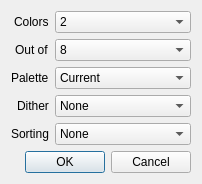
Qt form src/quantizedialog.ui (Vesuri/excellence) before a commit.
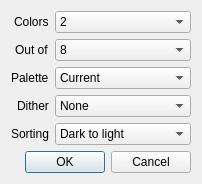
The same form after that commit.

```diff
--- a/src/quantizedialog.ui
+++ b/src/quantizedialog.ui
@@ -96,7 +96,6 @@
      </item>
      <item row="4" column="1">
       <widget class="QComboBox" name="comboBoxSorting">
-       <item><property name="text"><string>None</string></property></item>
        <item><property name="text"><string>Dark to light</string></property></item>
        <item><property name="text"><string>Light to dark</string></property></item>
       </widget>
```
